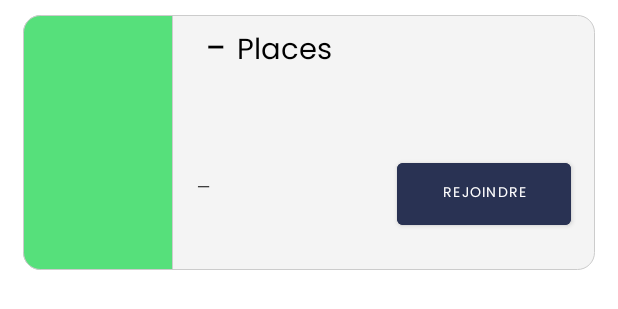
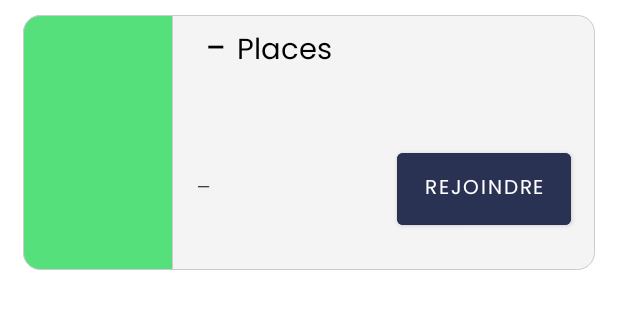
Before and after one commit to ahmededdahby/YALLANL3BO, an Android app: the layout adapter_matchs.xml on its own in the app's theme, with its tools: preview values and no code run, on a phone screen of 412 x 824 dp. Shown: the top 309 px of the screen. Run offline under Robolectric (Android 15) with nearby library versions, the phone set to English and light mode, and no system bars.

Commit message:
matchItem updated

```diff
--- a/app/src/main/res/layout/adapter_matchs.xml
+++ b/app/src/main/res/layout/adapter_matchs.xml
@@ -199,7 +199,7 @@ android:text="Places"
         <Button
             android:id="@+id/btnRejoindre"
             android:layout_width="116dp"
-            android:layout_height="53dp"
+            android:layout_height="60dp"
             android:layout_gravity="center"
             android:layout_marginEnd="16dp"
             android:layout_marginBottom="24dp"
@@ -209,7 +209,7 @@ android:text="Places"
             android:fontFamily="@font/poppins_regular"
             android:text="Rejoindre"
             android:textAllCaps="true"
-            android:textSize="9dp"
+            android:textSize="13dp"
             android:topLeftRadius="16dp"
             android:topRightRadius="16dp"
             app:layout_constraintBottom_toBottomOf="parent"
```
